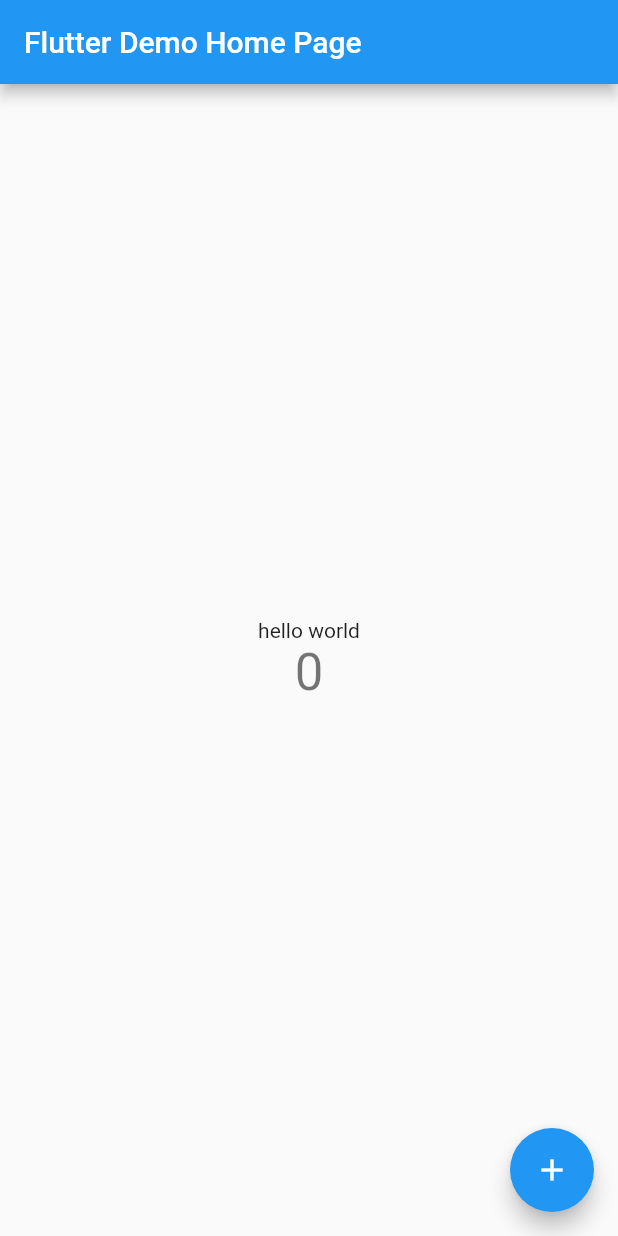
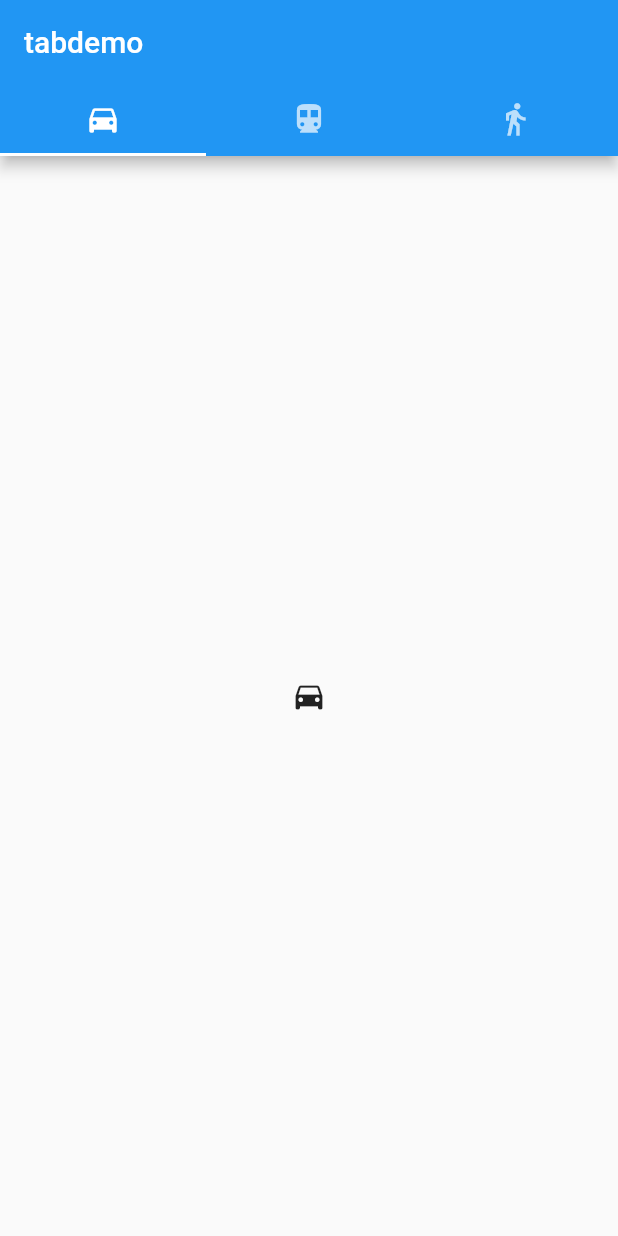
Before and after one commit to mmpkmew/lab01, a Flutter app: the screen it shows after launch, on a phone screen of 412 x 824 dp. Run offline on Flutter 3.47's test engine with Material 2 defaults, Android fonts, the phone set to English and light mode, and no system bars.

Commit message:
add new widget

```diff
--- a/lib/main.dart
+++ b/lib/main.dart
@@ -8,104 +8,71 @@ class MyApp extends StatelessWidget {
   Widget build(BuildContext context) {
     return MaterialApp(
       title: 'Flutter Demo',
+      debugShowCheckedModeBanner: false,
       theme: ThemeData(
-        // This is the theme of your application.
-        //
-        // Try running your application with "flutter run". You'll see the
-        // application has a blue toolbar. Then, without quitting the app, try
-        // changing the primarySwatch below to Colors.green and then invoke
-        // "hot reload" (press "r" in the console where you ran "flutter run",
-        // or simply save your changes to "hot reload" in a Flutter IDE).
-        // Notice that the counter didn't reset back to zero; the application
-        // is not restarted.
-        primarySwatch: Colors.blue,
+        primarySwatch: Colors.pink,
       ),
-      home: MyHomePage(title: 'Flutter Demo Home Page'),
+      home: TabBarDemo(),
     );
   }
 }
 
 class MyHomePage extends StatefulWidget {
-  MyHomePage({Key key, this.title}) : super(key: key);
-
-  // This widget is the home page of your application. It is stateful, meaning
-  // that it has a State object (defined below) that contains fields that affect
-  // how it looks.
-
-  // This class is the configuration for the state. It holds the values (in this
-  // case the title) provided by the parent (in this case the App widget) and
-  // used by the build method of the State. Fields in a Widget subclass are
-  // always marked "final".
-
-  final String title;
-
   @override
-  _MyHomePageState createState() => _MyHomePageState();
+  State<StatefulWidget> createState() {
+    // TODO: implement createState
+    return MyHomePageState();
+  }
 }
 
-class _MyHomePageState extends State<MyHomePage> {
-  int _counter = 0;
-
-  void _incrementCounter() {
-    setState(() {
-      // This call to setState tells the Flutter framework that something has
-      // changed in this State, which causes it to rerun the build method below
-      // so that the display can reflect the updated values. If we changed
-      // _counter without calling setState(), then the build method would not be
-      // called again, and so nothing would appear to happen.
-      _counter++;
-    });
-  }
+class MyHomePageState extends State<MyHomePage> {
+  int counter = 0;
 
   @override
   Widget build(BuildContext context) {
-    // This method is rerun every time setState is called, for instance as done
-    // by the _incrementCounter method above.
-    //
-    // The Flutter framework has been optimized to make rerunning build methods
-    // fast, so that you can just rebuild anything that needs updating rather
-    // than having to individually change instances of widgets.
     return Scaffold(
       appBar: AppBar(
-        // Here we take the value from the MyHomePage object that was created by
-        // the App.build method, and use it to set our appbar title.
-        title: Text(widget.title),
+        title: Text("Hello World TEST"),
       ),
-      body: Center(
-        // Center is a layout widget. It takes a single child and positions it
-        // in the middle of the parent.
-        child: Column(
-          // Column is also layout widget. It takes a list of children and
-          // arranges them vertically. By default, it sizes itself to fit its
-          // children horizontally, and tries to be as tall as its parent.
-          //
-          // Invoke "debug painting" (press "p" in the console, choose the
-          // "Toggle Debug Paint" action from the Flutter Inspector in Android
-          // Studio, or the "Toggle Debug Paint" command in Visual Studio Code)
-          // to see the wireframe for each widget.
-          //
-          // Column has various properties to control how it sizes itself and
-          // how it positions its children. Here we use mainAxisAlignment to
-          // center the children vertically; the main axis here is the vertical
-          // axis because Columns are vertical (the cross axis would be
-          // horizontal).
-          mainAxisAlignment: MainAxisAlignment.center,
-          children: <Widget>[
-            Text(
-              'hello world',
-            ),
-            Text(
-              '$_counter',
-              style: Theme.of(context).textTheme.display1,
-            ),
-          ],
-        ),
+      body: Center(child: Text("${counter}")),
+      floatingActionButton: IconButton(
+        icon: Icon(Icons.add),
+        onPressed: () {
+          setState(() {
+            counter++;
+          });
+          print("Counter : ${counter}");
+        },
       ),
-      floatingActionButton: FloatingActionButton(
-        onPressed: _incrementCounter,
-        tooltip: 'Increment',
-        child: Icon(Icons.add),
-      ), // This trailing comma makes auto-formatting nicer for build methods.
     );
   }
 }
+
+class TabBarDemo extends StatelessWidget {
+  @override
+  Widget build(BuildContext context) {
+    return MaterialApp(
+      home: DefaultTabController(
+        length: 3,
+        child: Scaffold(
+          appBar: AppBar(
+            bottom: TabBar(
+              tabs: [
+                Tab(icon: Icon(Icons.directions_car)),
+                Tab(icon: Icon(Icons.directions_transit)),
+                Tab(icon: Icon(Icons.directions_walk)),
+              ],
+            ),
+            title: Text('tabdemo'),
+          ),
+          body: TabBarView(
+            children: [
+              Icon(Icons.directions_car),
+              Icon(Icons.directions_transit),
+            ],
+          ),
+        ),
+      ),
+    );
+  }
+}
```
